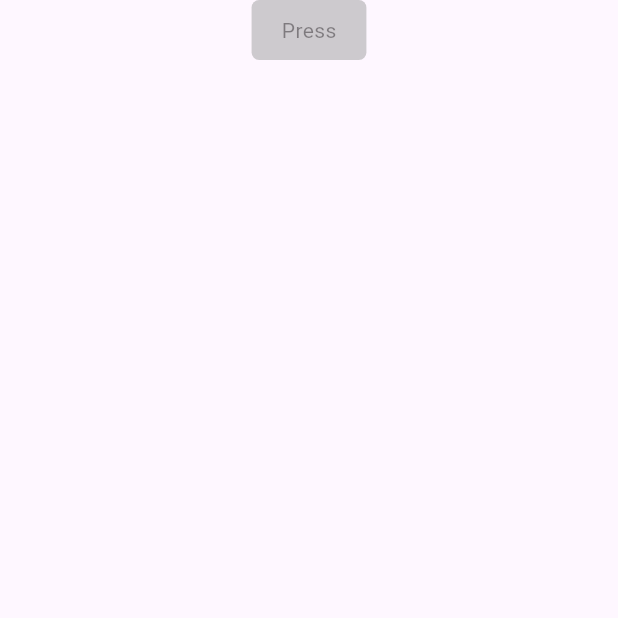
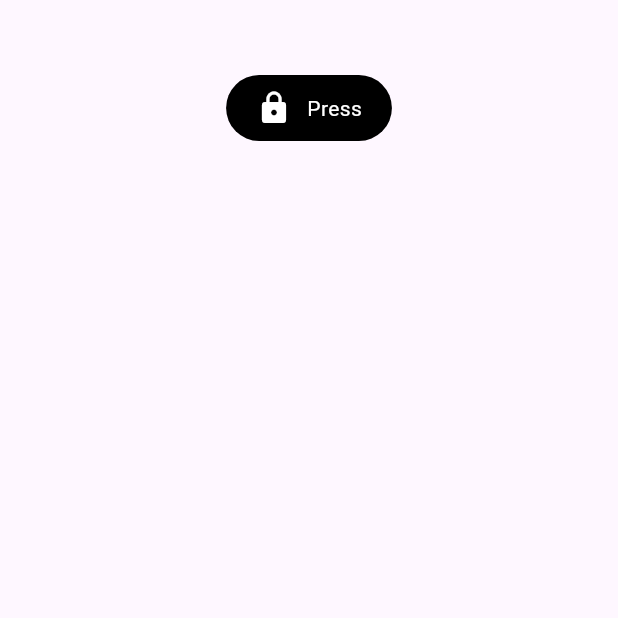
Before and after one commit to t-mabrar/flutter_components, a Flutter app: the screen it shows after launch, on a phone screen of 412 x 824 dp, the top half of it. Run offline on Flutter 3.47's test engine with Material 3 defaults, Android fonts, the phone set to English and light mode, and no system bars; our stand-ins replace flutter_styled_toast, fluttertoast, font_awesome_flutter, logger, streaming_shared_preferences.

Commit message:
App button width and Full width is enhanced

```diff
--- a/example/lib/main.dart
+++ b/example/lib/main.dart
@@ -34,11 +34,15 @@ class _MyHomePageState extends State<MyHomePage> {
       child: Column(
         crossAxisAlignment: CrossAxisAlignment.center,
         children: [
+          SizedBox(height: 50.0),
           AppButton(
+            // buttonFullWidth: true,
             title: "Press",
             onPressed: () {},
             color: Colors.black,
-            isEnabled: false,
+            // isExpanded: true,
+            borderRadius: 50.0,
+            prefix: Icon(Icons.lock, color: Colors.white),
           ),
         ],
       ),
--- a/lib/src/widgets/app_button.dart
+++ b/lib/src/widgets/app_button.dart
@@ -20,6 +20,8 @@ class AppButton extends StatefulWidget {
   final EdgeInsets? padding;
   final double? elevation;
   final bool isExpanded;
+  final bool buttonFullWidth;
+  final double? buttonWidth;
   final double? borderRadius;
   final double? fontSize;
   final bool? _hideUnderLine;
@@ -40,6 +42,8 @@ class AppButton extends StatefulWidget {
     this.padding,
     this.elevation,
     this.isExpanded = false,
+    this.buttonFullWidth = false,
+    this.buttonWidth,
     this.borderRadius,
     this.fontSize,
     this.fontWeight = FontWeight.normal,
@@ -67,6 +71,8 @@ class AppButton extends StatefulWidget {
     this.border,
     this.elevation,
     this.isExpanded = false,
+    this.buttonWidth,
+    this.buttonFullWidth = false,
     this.borderRadius,
     this.fontSize,
     this.isEnabled = true,
@@ -114,6 +120,8 @@ class AppButton extends StatefulWidget {
     Widget? prefix,
     Widget? suffix,
     bool? isEnabled,
+    bool? buttonFullWidth,
+    double? buttonWidth,
   }) {
     return AppButton._internal(
       title: "",
@@ -125,6 +133,8 @@ class AppButton extends StatefulWidget {
       icon: icon,
       hideUnderLine: false,
       isEnabled: isEnabled ?? true,
+      buttonFullWidth: buttonFullWidth ?? false,
+      buttonWidth: buttonWidth,
     );
   }
 
@@ -235,6 +245,7 @@ class AppButtonState extends State<AppButton> {
               widget.padding ??
               const EdgeInsets.symmetric(horizontal: 20.0, vertical: 10.0),
           child: Row(
+            mainAxisAlignment: MainAxisAlignment.center,
             mainAxisSize: MainAxisSize.min,
             children: [
               if (widget.prefix != null) ...[
@@ -261,7 +272,11 @@ class AppButtonState extends State<AppButton> {
   Widget build(BuildContext context) {
     return _buttonColor == null
         ? SizedBox.shrink()
-        : InkWell(
+        : SizedBox(
+          width:
+              widget.buttonWidth ??
+              (widget.buttonFullWidth ? double.infinity : null),
+          child: InkWell(
             hoverColor: Colors.transparent,
             highlightColor: Colors.transparent,
             splashColor:
@@ -272,6 +287,7 @@ class AppButtonState extends State<AppButton> {
               opacity: !isEnabled ? 0.5 : 1.0,
               child: _buildButtonContent(),
             ),
+          ),
         );
   }
 }
```
Lines whose indentation alone changed are shown as unchanged.
